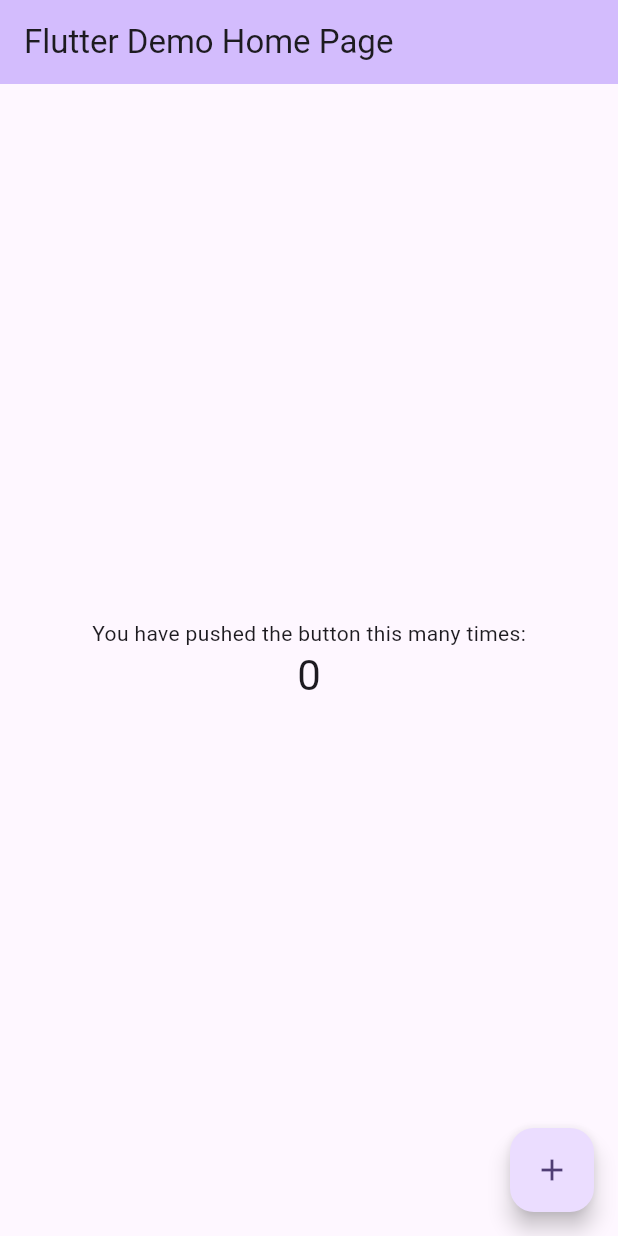
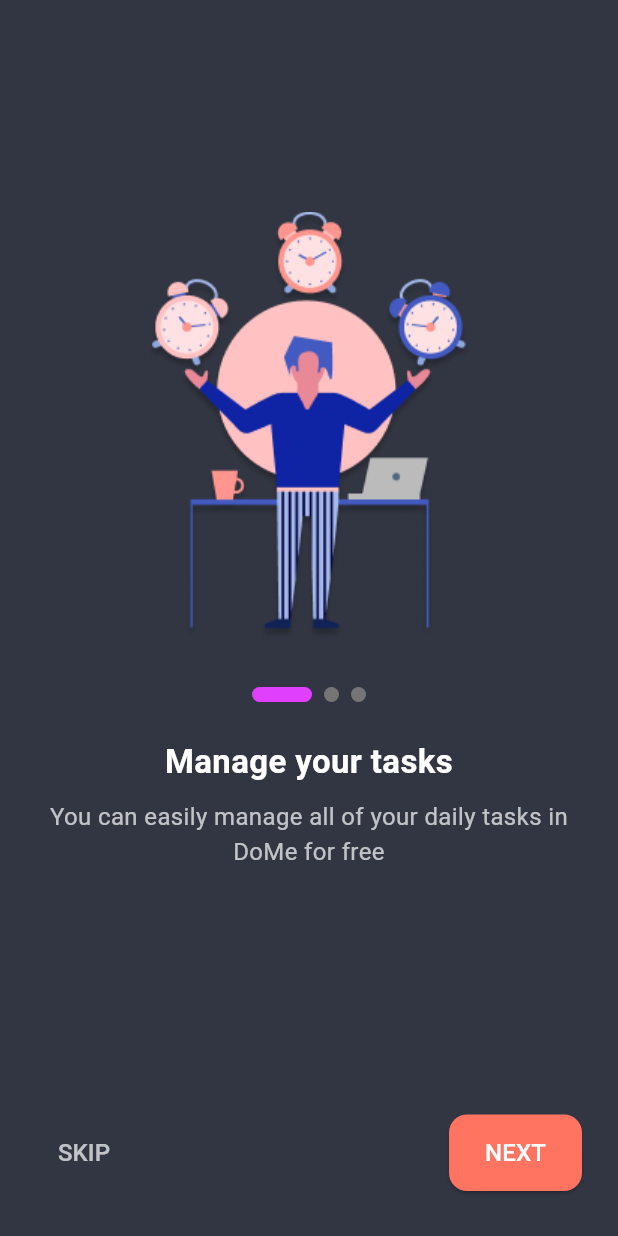
Before and after one commit to VOX-CONG-MINH/to-do-app, a Flutter app: the screen it shows after launch, on a phone screen of 412 x 824 dp. Run offline on Flutter 3.47's test engine with Material 3 defaults, Android fonts, the phone set to English and light mode, and no system bars; drawn by our look-alikes of smooth_page_indicator.

Commit message:
onboading screen

```diff
--- a/lib/main.dart
+++ b/lib/main.dart
@@ -1,4 +1,6 @@
 import 'package:flutter/material.dart';
+
+import 'package:to_do_app/ui/splash/splash_screen.dart';
 
 void main() {
   runApp(const MyApp());
@@ -7,116 +9,8 @@ void main() {
 class MyApp extends StatelessWidget {
   const MyApp({super.key});
 
-  // This widget is the root of your application.
   @override
   Widget build(BuildContext context) {
-    return MaterialApp(
-      title: 'Flutter Demo',
-      theme: ThemeData(
-        // This is the theme of your application.
-        //
-        // TRY THIS: Try running your application with "flutter run". You'll see
-        // the application has a purple toolbar. Then, without quitting the app,
-        // try changing the seedColor in the colorScheme below to Colors.green
-        // and then invoke "hot reload" (save your changes or press the "hot
-        // reload" button in a Flutter-supported IDE, or press "r" if you used
-        // the command line to start the app).
-        //
-        // Notice that the counter didn't reset back to zero; the application
-        // state is not lost during the reload. To reset the state, use hot
-        // restart instead.
-        //
-        // This works for code too, not just values: Most code changes can be
-        // tested with just a hot reload.
-        colorScheme: ColorScheme.fromSeed(seedColor: Colors.deepPurple),
-      ),
-      home: const MyHomePage(title: 'Flutter Demo Home Page'),
-    );
+    return MaterialApp(title: 'Flutter Demo', home: SplashScreen());
   }
 }
-
-class MyHomePage extends StatefulWidget {
-  const MyHomePage({super.key, required this.title});
-
-  // This widget is the home page of your application. It is stateful, meaning
-  // that it has a State object (defined below) that contains fields that affect
-  // how it looks.
-
-  // This class is the configuration for the state. It holds the values (in this
-  // case the title) provided by the parent (in this case the App widget) and
-  // used by the build method of the State. Fields in a Widget subclass are
-  // always marked "final".
-
-  final String title;
-
-  @override
-  State<MyHomePage> createState() => _MyHomePageState();
-}
-
-class _MyHomePageState extends State<MyHomePage> {
-  int _counter = 0;
-
-  void _incrementCounter() {
-    setState(() {
-      // This call to setState tells the Flutter framework that something has
-      // changed in this State, which causes it to rerun the build method below
-      // so that the display can reflect the updated values. If we changed
-      // _counter without calling setState(), then the build method would not be
-      // called again, and so nothing would appear to happen.
-      _counter++;
-    });
-  }
-
-  @override
-  Widget build(BuildContext context) {
-    // This method is rerun every time setState is called, for instance as done
-    // by the _incrementCounter method above.
-    //
-    // The Flutter framework has been optimized to make rerunning build methods
-    // fast, so that you can just rebuild anything that needs updating rather
-    // than having to individually change instances of widgets.
-    return Scaffold(
-      appBar: AppBar(
-        // TRY THIS: Try changing the color here to a specific color (to
-        // Colors.amber, perhaps?) and trigger a hot reload to see the AppBar
-        // change color while the other colors stay the same.
-        backgroundColor: Theme.of(context).colorScheme.inversePrimary,
-        // Here we take the value from the MyHomePage object that was created by
-        // the App.build method, and use it to set our appbar title.
-        title: Text(widget.title),
-      ),
-      body: Center(
-        // Center is a layout widget. It takes a single child and positions it
-        // in the middle of the parent.
-        child: Column(
-          // Column is also a layout widget. It takes a list of children and
-          // arranges them vertically. By default, it sizes itself to fit its
-          // children horizontally, and tries to be as tall as its parent.
-          //
-          // Column has various properties to control how it sizes itself and
-          // how it positions its children. Here we use mainAxisAlignment to
-          // center the children vertically; the main axis here is the vertical
-          // axis because Columns are vertical (the cross axis would be
-          // horizontal).
-          //
-          // TRY THIS: Invoke "debug painting" (choose the "Toggle Debug Paint"
-          // action in the IDE, or press "p" in the console), to see the
-          // wireframe for each widget.
-          mainAxisAlignment: MainAxisAlignment.center,
-          children: <Widget>[
-            const Text('You have pushed the button this many times:'),
-            Text(
-              '$_counter',
-              style: Theme.of(context).textTheme.headlineMedium,
-            ),
-          ],
-        ),
-      ),
-      floatingActionButton: FloatingActionButton(
-        onPressed: _incrementCounter,
-        tooltip: 'Increment',
-        child: const Icon(Icons.add),
-      ), // This trailing comma makes auto-formatting nicer for build methods.
-    );
-  }
-}
--- /dev/null
+++ b/lib/ui/Onboading/onboading_screen.dart
@@ -0,0 +1,158 @@
+import 'package:flutter/material.dart';
+import 'package:smooth_page_indicator/smooth_page_indicator.dart';
+
+import '../../resource/generated/assets.gen.dart';
+
+class OnboardingScreen extends StatefulWidget {
+  const OnboardingScreen({super.key});
+
+  @override
+  _OnboardingScreenState createState() => _OnboardingScreenState();
+}
+
+class _OnboardingScreenState extends State<OnboardingScreen> {
+  final PageController _pageController = PageController();
+  int _currentPage = 0;
+
+  final List<Map<String, String>> onboardingData = [
+    {
+      "image": Assets.images.onboading1.path,
+      "title": "Manage your tasks",
+      "description":
+          "You can easily manage all of your daily tasks in DoMe for free",
+    },
+    {
+      "image": Assets.images.onboading2.path,
+      "title": "Create daily routine",
+      "description":
+          "In Uptodo you can create your personalized routine to stay productive",
+    },
+    {
+      "image": Assets.images.onboading2.path,
+      "title": "Organize your tasks",
+      "description":
+          "You can organize your daily tasks by adding your tasks into separate categories",
+    },
+  ];
+
+  @override
+  Widget build(BuildContext context) {
+    return Scaffold(
+      backgroundColor: Color(0xFF323642),
+      body: Column(
+        children: [
+          Expanded(
+            child: PageView.builder(
+              controller: _pageController,
+              onPageChanged: (index) {
+                setState(() {
+                  _currentPage = index;
+                });
+              },
+              itemCount: onboardingData.length,
+              itemBuilder: (context, index) {
+                return _OnboardingPage(
+                  image: onboardingData[index]["image"]!,
+                  title: onboardingData[index]["title"]!,
+                  description: onboardingData[index]["description"]!,
+                );
+              },
+            ),
+          ),
+          Padding(
+            padding: const EdgeInsets.symmetric(horizontal: 24, vertical: 30),
+            child: Row(
+              mainAxisAlignment: MainAxisAlignment.spaceBetween,
+              children: [
+                TextButton(
+                  onPressed: () {
+                    // Navigator.of(context).pushReplacement(
+                    //   MaterialPageRoute(builder: (_) => Placeholder()),
+                    // );
+                  },
+                  child: const Text(
+                    "SKIP",
+                    style: TextStyle(color: Colors.white70, fontSize: 16),
+                  ),
+                ),
+                ElevatedButton(
+                  onPressed: () {
+                    if (_currentPage == onboardingData.length - 1) {
+                      // Điều hướng đến màn hình chính
+                    } else {
+                      _pageController.nextPage(
+                        duration: const Duration(milliseconds: 500),
+                        curve: Curves.easeInOut,
+                      );
+                    }
+                  },
+                  style: ElevatedButton.styleFrom(
+                    padding: const EdgeInsets.symmetric(
+                      horizontal: 24,
+                      vertical: 14,
+                    ),
+                    backgroundColor: Color(0xFFff7361),
+                    shape: RoundedRectangleBorder(
+                      borderRadius: BorderRadius.circular(12),
+                    ),
+                  ),
+                  child: Text(
+                    _currentPage == onboardingData.length - 1
+                        ? "GET STARTED"
+                        : "NEXT",
+                    style: const TextStyle(fontSize: 16, color: Colors.white),
+                  ),
+                ),
+              ],
+            ),
+          ),
+        ],
+      ),
+    );
+  }
+
+  Widget _OnboardingPage({
+    required String image,
+    required String title,
+    required String description,
+  }) {
+    return Padding(
+      padding: const EdgeInsets.symmetric(horizontal: 20),
+      child: Column(
+        mainAxisAlignment: MainAxisAlignment.center,
+        children: [
+          Image.asset(image, height: 300),
+          const SizedBox(height: 24),
+
+          SmoothPageIndicator(
+            controller: _pageController,
+            count: onboardingData.length,
+            effect: ExpandingDotsEffect(
+              dotHeight: 10,
+              dotWidth: 10,
+              activeDotColor: Colors.purpleAccent,
+              dotColor: Colors.grey.shade600,
+              expansionFactor: 4,
+            ),
+          ),
+          const SizedBox(height: 24),
+          Text(
+            title,
+            style: const TextStyle(
+              fontSize: 22,
+              fontWeight: FontWeight.bold,
+              color: Colors.white,
+            ),
+            textAlign: TextAlign.center,
+          ),
+          const SizedBox(height: 10),
+          Text(
+            description,
+            style: const TextStyle(fontSize: 16, color: Colors.white70),
+            textAlign: TextAlign.center,
+          ),
+        ],
+      ),
+    );
+  }
+}
--- a/pubspec.yaml
+++ b/pubspec.yaml
@@ -13,6 +13,10 @@ dependencies:
 
   cupertino_icons: ^1.0.8
   flutter_svg: 2.0.10+1
+
+  loading_animation_widget: ^1.2.0+4
+  liquid_progress_indicator_v2: ^0.5.0
+  smooth_page_indicator: ^1.1.0
 
 dev_dependencies:
   flutter_test:
```
Also changed, not shown: lib/ui/Onboading/widget/onboading_widget.dart (added, +54 -0 lines), lib/ui/splash/splash_screen.dart (added, +86 -0 lines), assets/images/onboading_1.png (added), assets/images/onboading_2.png (added), assets/images/onboading_3.png (added), lib/resource/generated/assets.gen.dart, pubspec.lock.
